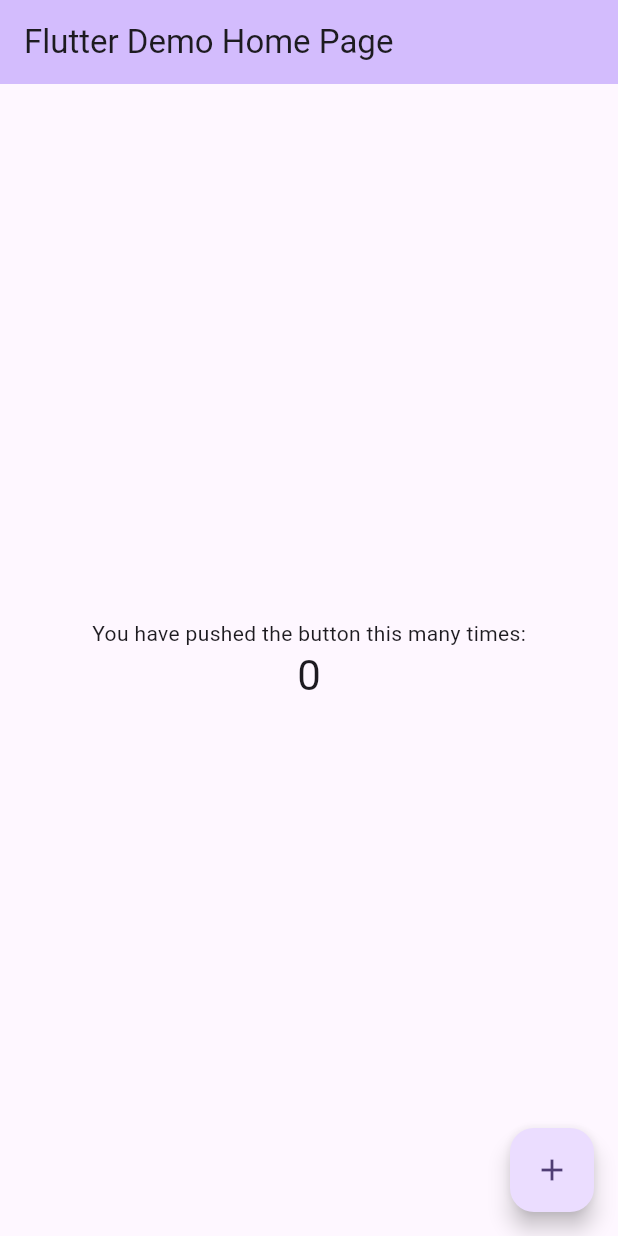
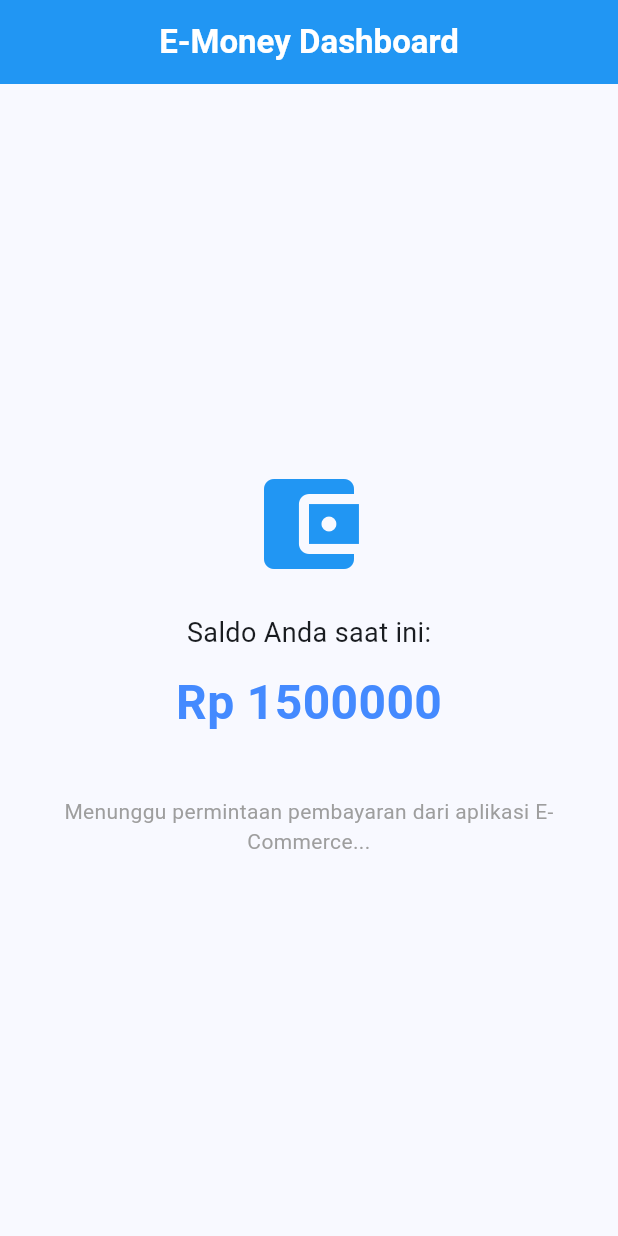
Before and after one commit to muhamadayeshaaulia/emoney_walet, a Flutter app: the screen it shows after launch, on a phone screen of 412 x 824 dp. Run offline on Flutter 3.47's test engine with Material 3 defaults, Android fonts, the phone set to English and light mode, and no system bars; our stand-ins replace app_links.

Commit message:
feat : merapihkan pubspec.yaml menambahkanintent-filter di androidmanifes dan sedikit merombak main.dart
menambahkan beberapa kebutuhan di main untuk haalman dashboard sementara listern deeplink dan halaman konfirmasi pembayaran

```diff
--- a/lib/main.dart
+++ b/lib/main.dart
@@ -1,121 +1,201 @@
+import 'dart:async';
 import 'package:flutter/material.dart';
+import 'package:app_links/app_links.dart';
 
 void main() {
-  runApp(const MyApp());
+  runApp(const EMoneyApp());
 }
 
-class MyApp extends StatelessWidget {
-  const MyApp({super.key});
+class EMoneyApp extends StatelessWidget {
+  const EMoneyApp({super.key});
 
-  // This widget is the root of your application.
   @override
   Widget build(BuildContext context) {
     return MaterialApp(
-      title: 'Flutter Demo',
+      title: 'E-Money Wallet',
       theme: ThemeData(
-        // This is the theme of your application.
-        //
-        // TRY THIS: Try running your application with "flutter run". You'll see
-        // the application has a purple toolbar. Then, without quitting the app,
-        // try changing the seedColor in the colorScheme below to Colors.green
-        // and then invoke "hot reload" (save your changes or press the "hot
-        // reload" button in a Flutter-supported IDE, or press "r" if you used
-        // the command line to start the app).
-        //
-        // Notice that the counter didn't reset back to zero; the application
-        // state is not lost during the reload. To reset the state, use hot
-        // restart instead.
-        //
-        // This works for code too, not just values: Most code changes can be
-        // tested with just a hot reload.
-        colorScheme: .fromSeed(seedColor: Colors.deepPurple),
+        colorScheme: ColorScheme.fromSeed(seedColor: Colors.blue),
+        useMaterial3: true,
       ),
-      home: const MyHomePage(title: 'Flutter Demo Home Page'),
+      home: const DashboardPage(),
     );
   }
 }
 
-class MyHomePage extends StatefulWidget {
-  const MyHomePage({super.key, required this.title});
-
-  // This widget is the home page of your application. It is stateful, meaning
-  // that it has a State object (defined below) that contains fields that affect
-  // how it looks.
-
-  // This class is the configuration for the state. It holds the values (in this
-  // case the title) provided by the parent (in this case the App widget) and
-  // used by the build method of the State. Fields in a Widget subclass are
-  // always marked "final".
-
-  final String title;
+class DashboardPage extends StatefulWidget {
+  const DashboardPage({super.key});
 
   @override
-  State<MyHomePage> createState() => _MyHomePageState();
+  State<DashboardPage> createState() => _DashboardPageState();
 }
 
-class _MyHomePageState extends State<MyHomePage> {
-  int _counter = 0;
+class _DashboardPageState extends State<DashboardPage> {
+  late AppLinks _appLinks;
+  StreamSubscription<Uri>? _linkSubscription;
 
-  void _incrementCounter() {
-    setState(() {
-      // This call to setState tells the Flutter framework that something has
-      // changed in this State, which causes it to rerun the build method below
-      // so that the display can reflect the updated values. If we changed
-      // _counter without calling setState(), then the build method would not be
-      // called again, and so nothing would appear to happen.
-      _counter++;
+  // Variabel dummy untuk saldo
+  double _balance = 1500000.0;
+
+  @override
+  void initState() {
+    super.initState();
+    _initDeepLinks();
+  }
+
+  @override
+  void dispose() {
+    _linkSubscription?.cancel();
+    super.dispose();
+  }
+
+  Future<void> _initDeepLinks() async {
+    _appLinks = AppLinks();
+
+    // Menangani link jika aplikasi dibuka dari keadaan tertutup
+    final initialUri = await _appLinks.getInitialLink();
+    if (initialUri != null) {
+      _handleDeepLink(initialUri);
+    }
+
+    // Mendengarkan link saat aplikasi sedang berjalan (background/foreground)
+    _linkSubscription = _appLinks.uriLinkStream.listen((uri) {
+      _handleDeepLink(uri);
+    }, onError: (err) {
+      debugPrint('Error mendengarkan deep link: $err');
     });
+  }
+
+  void _handleDeepLink(Uri uri) {
+    if (uri.scheme == 'emoneyapp' && uri.host == 'pay') {
+      final invoiceId = uri.queryParameters['invoice_id'];
+      final amountStr = uri.queryParameters['amount'];
+
+      if (invoiceId != null && amountStr != null) {
+        final amount = double.tryParse(amountStr) ?? 0.0;
+
+        // Pindah ke halaman konfirmasi pembayaran
+        Navigator.of(context).push(MaterialPageRoute(
+          builder: (context) => PaymentConfirmationPage(
+            invoiceId: invoiceId,
+            amount: amount,
+          ),
+        ));
+      }
+    }
   }
 
   @override
   Widget build(BuildContext context) {
-    // This method is rerun every time setState is called, for instance as done
-    // by the _incrementCounter method above.
-    //
-    // The Flutter framework has been optimized to make rerunning build methods
-    // fast, so that you can just rebuild anything that needs updating rather
-    // than having to individually change instances of widgets.
     return Scaffold(
       appBar: AppBar(
-        // TRY THIS: Try changing the color here to a specific color (to
-        // Colors.amber, perhaps?) and trigger a hot reload to see the AppBar
-        // change color while the other colors stay the same.
-        backgroundColor: Theme.of(context).colorScheme.inversePrimary,
-        // Here we take the value from the MyHomePage object that was created by
-        // the App.build method, and use it to set our appbar title.
-        title: Text(widget.title),
+        title: const Text('E-Money Dashboard', style: TextStyle(fontWeight: FontWeight.bold)),
+        centerTitle: true,
+        backgroundColor: Colors.blue,
+        foregroundColor: Colors.white,
       ),
       body: Center(
-        // Center is a layout widget. It takes a single child and positions it
-        // in the middle of the parent.
         child: Column(
-          // Column is also a layout widget. It takes a list of children and
-          // arranges them vertically. By default, it sizes itself to fit its
-          // children horizontally, and tries to be as tall as its parent.
-          //
-          // Column has various properties to control how it sizes itself and
-          // how it positions its children. Here we use mainAxisAlignment to
-          // center the children vertically; the main axis here is the vertical
-          // axis because Columns are vertical (the cross axis would be
-          // horizontal).
-          //
-          // TRY THIS: Invoke "debug painting" (choose the "Toggle Debug Paint"
-          // action in the IDE, or press "p" in the console), to see the
-          // wireframe for each widget.
-          mainAxisAlignment: .center,
+          mainAxisAlignment: MainAxisAlignment.center,
           children: [
-            const Text('You have pushed the button this many times:'),
+            const Icon(Icons.account_balance_wallet, size: 80, color: Colors.blue),
+            const SizedBox(height: 20),
+            const Text('Saldo Anda saat ini:', style: TextStyle(fontSize: 18)),
+            const SizedBox(height: 10),
             Text(
-              '$_counter',
-              style: Theme.of(context).textTheme.headlineMedium,
+              'Rp ${_balance.toStringAsFixed(0)}',
+              style: const TextStyle(fontSize: 32, fontWeight: FontWeight.bold, color: Colors.blueAccent),
+            ),
+            const SizedBox(height: 40),
+            const Padding(
+              padding: EdgeInsets.symmetric(horizontal: 32.0),
+              child: Text(
+                'Menunggu permintaan pembayaran dari aplikasi E-Commerce...',
+                textAlign: TextAlign.center,
+                style: TextStyle(color: Colors.grey),
+              ),
             ),
           ],
         ),
       ),
-      floatingActionButton: FloatingActionButton(
-        onPressed: _incrementCounter,
-        tooltip: 'Increment',
-        child: const Icon(Icons.add),
+    );
+  }
+}
+
+class PaymentConfirmationPage extends StatelessWidget {
+  final String invoiceId;
+  final double amount;
+
+  const PaymentConfirmationPage({
+    super.key,
+    required this.invoiceId,
+    required this.amount,
+  });
+
+  @override
+  Widget build(BuildContext context) {
+    return Scaffold(
+      appBar: AppBar(
+        title: const Text('Konfirmasi Pembayaran'),
+        backgroundColor: Colors.blue,
+        foregroundColor: Colors.white,
+      ),
+      body: Padding(
+        padding: const EdgeInsets.all(24.0),
+        child: Column(
+          crossAxisAlignment: CrossAxisAlignment.stretch,
+          children: [
+            const Icon(Icons.receipt_long, size: 60, color: Colors.orange),
+            const SizedBox(height: 20),
+            const Text(
+              'Permintaan Pembayaran E-Commerce',
+              textAlign: TextAlign.center,
+              style: TextStyle(fontSize: 18, fontWeight: FontWeight.bold),
+            ),
+            const SizedBox(height: 30),
+            Card(
+              elevation: 4,
+              child: Padding(
+                padding: const EdgeInsets.all(16.0),
+                child: Column(
+                  children: [
+                    const Text('Total Tagihan', style: TextStyle(color: Colors.grey)),
+                    const SizedBox(height: 8),
+                    Text(
+                      'Rp ${amount.toStringAsFixed(0)}',
+                      style: const TextStyle(fontSize: 28, fontWeight: FontWeight.bold, color: Colors.blueAccent),
+                    ),
+                    const Divider(height: 30),
+                    Row(
+                      mainAxisAlignment: MainAxisAlignment.spaceBetween,
+                      children: [
+                        const Text('Invoice ID:'),
+                        Text(invoiceId, style: const TextStyle(fontWeight: FontWeight.bold)),
+                      ],
+                    ),
+                  ],
+                ),
+              ),
+            ),
+            const Spacer(),
+            ElevatedButton(
+              onPressed: () {
+                // Nanti kita akan arahkan ke input PIN dan pemotongan saldo (API)
+                ScaffoldMessenger.of(context).showSnackBar(
+                  const SnackBar(content: Text('Lanjut ke verifikasi PIN... (Belum diimplementasi)')),
+                );
+              },
+              style: ElevatedButton.styleFrom(
+                backgroundColor: Colors.blue,
+                padding: const EdgeInsets.symmetric(vertical: 16),
+                shape: RoundedRectangleBorder(borderRadius: BorderRadius.circular(12)),
+              ),
+              child: const Text(
+                'LANJUTKAN',
+                style: TextStyle(fontSize: 18, fontWeight: FontWeight.bold, color: Colors.white),
+              ),
+            ),
+          ],
+        ),
       ),
     );
   }
```
Also changed, not shown: 1 other file.
